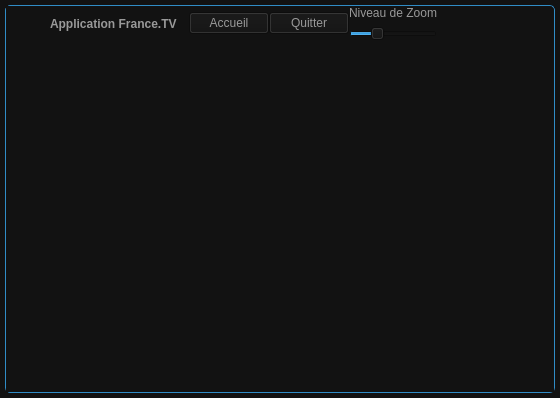
The window that framelesswindow/framelesswindow.ui (Paullux/FranceTV) describes before a commit, drawn with Qt 5.
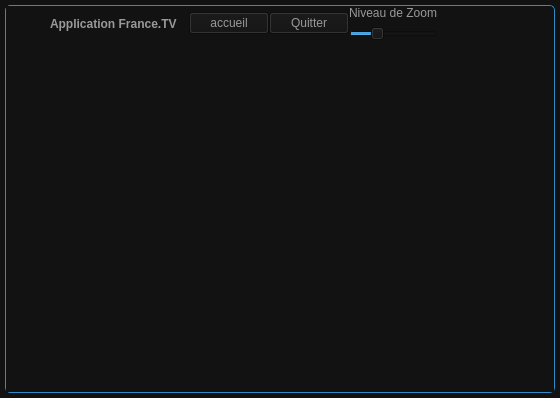
The same window after the commit. Icons and pictures are not drawn. Custom widgets are drawn as their Qt base class.

Patch:
```diff
--- a/framelesswindow/framelesswindow.ui
+++ b/framelesswindow/framelesswindow.ui
@@ -175,7 +175,7 @@
             <string notr="true">color:rgb(153,153,153);background-color:#121212;</string>
            </property>
            <property name="text">
-            <string>Accueil</string>
+            <string>accueil</string>
            </property>
           </widget>
          </item>
```
